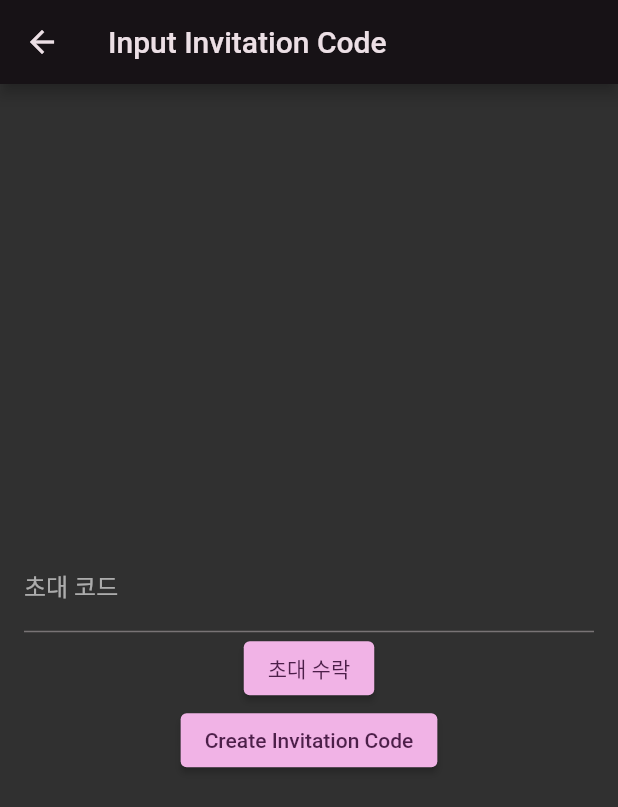
After one commit to penpallee/joanda0, a Flutter app: the InvitationScreen screen opened directly, after a tap on "초대 수락", on a phone screen of 412 x 824 dp. The commit adds this screen. Shown: the top 807 px of the screen. Run offline on Flutter 3.47's test engine with Material 2 defaults, Android fonts, the light colour scheme and no system bars; our stand-ins replace cloud_firestore, firebase_auth, firebase_core, image_picker, table_calendar; accounts and stored records are empty; Roboto replaces fonts that are missing (NotoSansKR).

Commit message:
20230930

```diff
--- a/lib/main.dart
+++ b/lib/main.dart
@@ -1,7 +1,6 @@
 import 'package:firebase_core/firebase_core.dart';
 import 'package:joanda0/firebase_options.dart';
 import 'package:flutter/material.dart';
-import 'package:joanda0/screen/home_screen.dart';
 import 'package:joanda0/screen/login_screen.dart';
 import 'package:joanda0/theme_data.dart';
 import 'package:intl/date_symbol_data_local.dart';
--- /dev/null
+++ b/lib/screen/invitation_screen.dart
@@ -0,0 +1,119 @@
+import 'package:cloud_firestore/cloud_firestore.dart';
+import 'package:firebase_auth/firebase_auth.dart';
+import 'package:flutter/material.dart';
+import 'package:uuid/uuid.dart';
+
+class InvitationScreen extends StatelessWidget {
+  final _inviteCodeController = TextEditingController();
+
+  Future<void> _acceptInvitation(
+      String inviteCode, BuildContext context) async {
+    // 초대 코드를 이용하여 초대 정보 찾기
+    DocumentSnapshot? invitationDoc = await FirebaseFirestore.instance
+        .collection('invitations')
+        .doc(inviteCode)
+        .get();
+
+    if (!invitationDoc.exists) {
+      showDialog(
+        context: context,
+        builder: (context) => AlertDialog(
+          title: Text('fail'),
+          content: Text('fail'),
+          actions: [
+            TextButton(
+              onPressed: () => Navigator.of(context).pop(),
+              child: Text('확인'),
+            ),
+          ],
+        ),
+      );
+      return;
+    }
+
+    String createdBy = invitationDoc['createdBy'];
+    String currentUserId = FirebaseAuth.instance.currentUser!.uid;
+
+    // 새로운 그룹 생성 및 사용자들에게 그룹 ID 할당
+    DocumentReference groupDoc =
+        await FirebaseFirestore.instance.collection('groups').add({
+      'members': [createdBy, currentUserId],
+      'schedules': [],
+    });
+    await FirebaseFirestore.instance
+        .collection('users')
+        .doc(currentUserId)
+        .update({'groupId': groupDoc.id});
+    await FirebaseFirestore.instance
+        .collection('users')
+        .doc(createdBy)
+        .update({'groupId': groupDoc.id});
+
+    // 초대 코드 삭제
+    await FirebaseFirestore.instance
+        .collection('invitations')
+        .doc(inviteCode)
+        .delete();
+  }
+
+  Future<void> _sendInvitation(BuildContext context) async {
+    // 초대 코드 생성
+    String inviteCode = Uuid().v4();
+
+    // 초대 코드를 Firestore에 저장
+    String currentUserId = FirebaseAuth.instance.currentUser!.uid;
+    await FirebaseFirestore.instance
+        .collection('invitations')
+        .doc(inviteCode)
+        .set({
+      'createdBy': currentUserId,
+      'createdAt': Timestamp.now(),
+    });
+
+    // 초대 코드를 사용자에게 전달 (다이얼로그, 토스트 메시지, 클립보드 복사 등을 통해)
+    showDialog(
+      context: context,
+      builder: (context) => AlertDialog(
+        title: Text('초대 코드'),
+        content: Text(inviteCode),
+        actions: [
+          TextButton(
+            onPressed: () => Navigator.of(context).pop(),
+            child: Text('확인'),
+          ),
+        ],
+      ),
+    );
+  }
+
+  @override
+  Widget build(BuildContext context) {
+    return Scaffold(
+        appBar: AppBar(
+          title: Text('Input Invitation Code'),
+        ),
+        body: Padding(
+            padding: const EdgeInsets.all(16.0),
+            child:
+                Column(mainAxisAlignment: MainAxisAlignment.center, children: [
+              ...[
+                TextField(
+                  controller: _inviteCodeController,
+                  decoration: InputDecoration(labelText: '초대 코드'),
+                ),
+                ElevatedButton(
+                  onPressed: () {
+                    _acceptInvitation(_inviteCodeController.text, context);
+                  },
+                  child: Text('초대 수락'),
+                ),
+              ],
+              ElevatedButton(
+                onPressed: () {
+                  _sendInvitation(context);
+                },
+                child: Text('Create Invitation Code'),
+              ),
+            ])));
+  }
+}
--- a/pubspec.yaml
+++ b/pubspec.yaml
@@ -42,11 +42,11 @@ dependencies:
   # get_it: ^7.6.0
   # sqflite: ^2.2.8+4
   firebase_core: ^2.15.0
-  cloud_firestore: ^4.8.3
+  cloud_firestore: ^4.9.2
   uuid: ^3.0.7
   change_app_package_name: ^1.1.0
   image_picker: ^1.0.1
-  firebase_auth: ^4.9.0
+  firebase_auth: ^4.10.0
   google_sign_in: ^6.1.5
 
 dev_dependencies:
```
Also changed, not shown: lib/component/cloud_firestore.dart (added, +74 -0 lines), lib/component/groupservice.dart (added, +35 -0 lines), lib/component/main_calendar.dart (+11 -1 lines), lib/screen/calendar_screen.dart (+21 -42 lines), lib/screen/home_screen.dart (+23 -0 lines), lib/screen/login_screen.dart (+57 -55 lines), pubspec.lock, 2 other files.
